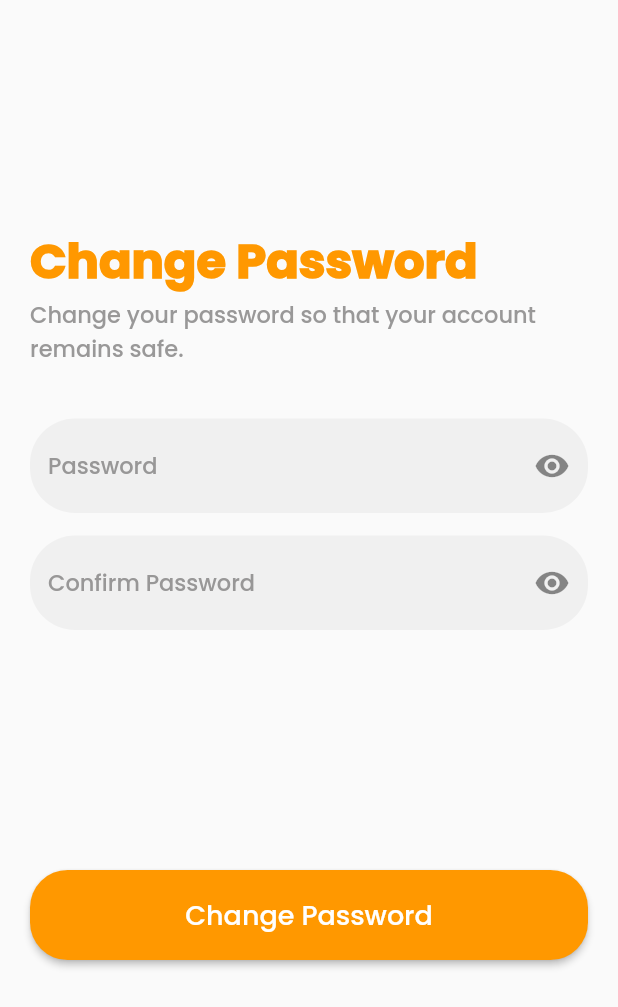
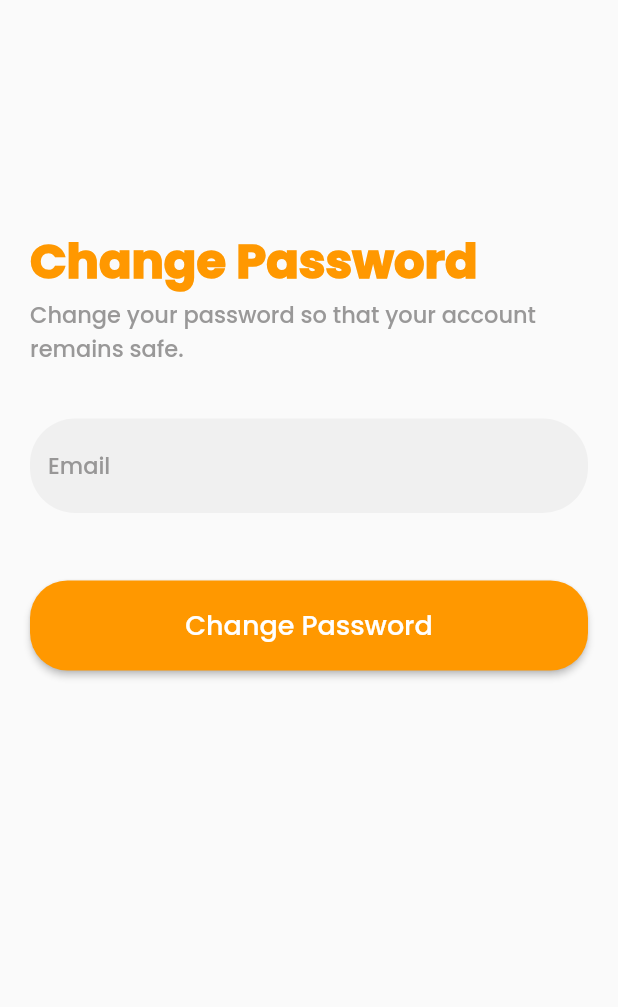
Before and after one commit to nisha-2408/Feedie, a Flutter app: the ForgotPassword screen opened by its route, after a tap on "Change Password", on a phone screen of 412 x 824 dp. Shown: the top 1007 px of the screen. Run offline on Flutter 3.47's test engine with Material 2 defaults, Android fonts, the phone set to English and light mode, and no system bars; our stand-ins replace firebase_auth, firebase_core, google_sign_in, shared_preferences; missing offline and left inert: regexed_validator; accounts and stored records are empty.

Commit message:
forgot password done

```diff
--- a/lib/screens/forgot_password_screen.dart
+++ b/lib/screens/forgot_password_screen.dart
@@ -1,6 +1,8 @@
 // ignore_for_file: prefer_const_constructors, prefer_const_constructors_in_immutables, must_be_immutable, unused_field, body_might_complete_normally_nullable
 
+import 'package:firebase_auth/firebase_auth.dart';
 import 'package:flutter/material.dart';
+import 'package:regexed_validator/regexed_validator.dart';
 
 class ForgotPassword extends StatefulWidget {
   ForgotPassword({super.key});
@@ -11,22 +13,59 @@ class ForgotPassword extends StatefulWidget {
 
 class _ForgotPasswordState extends State<ForgotPassword> {
   var notShowPass = true;
-  var notShowCPass = true;
+
+  String email = "";
 
   String password = "";
 
-  String confirmPassword = "";
+  final _form = GlobalKey<FormState>();
 
-  final _form = GlobalKey<FormState>();
+  void _showErrorDialog(String message, bool isSuccess) {
+    showDialog(
+      context: context,
+      builder: (ctx) => AlertDialog(
+        title: isSuccess ? Text("Success!") : Text('An Error Occurred!'),
+        content: Text(message),
+        actions: <Widget>[
+          TextButton(
+            child: Text('Okay'),
+            onPressed: () {
+              Navigator.of(ctx).pop();
+            },
+          )
+        ],
+      ),
+    );
+  }
+
+  Future submitData() async {
+    // ignore: unnecessary_null_comparison
+    final isValid = _form.currentState!.validate();
+    if (!isValid) {
+      return;
+    }
+    _form.currentState!.save();
+    try {
+      final response =
+          await FirebaseAuth.instance.sendPasswordResetEmail(email: email);
+      _showErrorDialog(
+          "Password reset email has been sent your registered mail!! After resetting the password please login", true);
+    } catch (error) {
+      _showErrorDialog("No user with $email was found!!", false);
+    }
+    _form.currentState!.reset();
+    //Navigator.pushNamed(context, '/home');
+  }
 
   @override
   Widget build(BuildContext context) {
     return Scaffold(
-        body: SingleChildScrollView(
-      child: Container(
-        margin: EdgeInsets.symmetric(vertical: 150, horizontal: 20),
-        child: Form(
-          child: Column(
+      body: SingleChildScrollView(
+        child: Container(
+          margin: EdgeInsets.symmetric(vertical: 150, horizontal: 20),
+          child: Form(
+            key: _form,
+            child: Column(
               //mainAxisAlignment: MainAxisAlignment.spaceAround,
               children: [
                 Align(
@@ -43,29 +82,13 @@ class _ForgotPasswordState extends State<ForgotPassword> {
                   height: 35,
                 ),
                 TextFormField(
-                  obscureText: notShowPass,
-                  enableSuggestions: false,
-                  autocorrect: false,
                   decoration: InputDecoration(
-                    suffixIcon: IconButton(
-                      icon: Icon(notShowPass
-                          ? Icons.visibility
-                          : Icons.visibility_off),
-                      onPressed: () {
-                        setState(() {
-                          notShowPass = !notShowPass;
-                        });
-                      },
-                      style: ButtonStyle(
-                          foregroundColor: MaterialStateProperty.all<Color>(
-                              Theme.of(context).colorScheme.primary)),
-                    ),
                     errorStyle: TextStyle(
                       fontWeight: FontWeight.normal,
                       fontSize: 8.0,
                     ),
                     hintStyle: Theme.of(context).textTheme.bodyText1,
-                    hintText: 'Password',
+                    hintText: 'Email',
                     filled: true,
                     border: OutlineInputBorder(
                       borderRadius: BorderRadius.all(
@@ -76,67 +99,23 @@ class _ForgotPasswordState extends State<ForgotPassword> {
                   ),
                   textInputAction: TextInputAction.next,
                   validator: ((value) {
-                    if (value == null ||
-                        value.length < 8 ||
-                        value.length > 12) {
-                      return "Password must contain 8-12 characters!";
+                    if (!validator.email(value!) || value == null) {
+                      return "Please enter a valid email!";
                     }
+                    return null;
                   }),
                   onSaved: ((newValue) {
-                    password = newValue!;
+                    email = newValue!;
                   }),
                 ),
                 SizedBox(
                   height: 15,
                 ),
-                TextFormField(
-                  obscureText: notShowCPass,
-                  enableSuggestions: false,
-                  autocorrect: false,
-                  decoration: InputDecoration(
-                    suffixIcon: IconButton(
-                      icon: Icon(notShowCPass
-                          ? Icons.visibility
-                          : Icons.visibility_off),
-                      onPressed: () {
-                        setState(() {
-                          notShowCPass = !notShowCPass;
-                        });
-                      },
-                      style: ButtonStyle(
-                          foregroundColor: MaterialStateProperty.all<Color>(
-                              Theme.of(context).colorScheme.primary)),
-                    ),
-                    errorStyle: TextStyle(
-                      fontWeight: FontWeight.normal,
-                      fontSize: 8.0,
-                    ),
-                    hintStyle: Theme.of(context).textTheme.bodyText1,
-                    hintText: 'Confirm Password',
-                    filled: true,
-                    border: OutlineInputBorder(
-                      borderRadius: BorderRadius.all(
-                        Radius.circular(30),
-                      ),
-                      borderSide: BorderSide.none,
-                    ),
-                  ),
-                  validator: ((value) {
-                    if (value == null ||
-                        value.length < 8 ||
-                        value.length > 12) {
-                      return "Password must contain 8-12 characters!";
-                    }
-                  }),
-                  onSaved: ((newValue) {
-                    confirmPassword = newValue!;
-                  }),
-                ),
                 SizedBox(
                   height: 5,
                 ),
                 SizedBox(
-                  height: 155,
+                  height: 25,
                 ),
                 SizedBox(
                   width: double.infinity,
@@ -148,15 +127,17 @@ class _ForgotPasswordState extends State<ForgotPassword> {
                                   RoundedRectangleBorder(
                         borderRadius: BorderRadius.circular(25),
                       ))),
-                      onPressed: () {},
+                      onPressed: submitData,
                       child: Text(
                         "Change Password",
                         style: TextStyle(fontSize: 18, fontFamily: 'Poppins'),
                       )),
                 ),
-              ]),
+              ],
+            ),
+          ),
         ),
       ),
-    ));
+    );
   }
 }
```
Also changed, not shown: lib/providers/auth.dart (+7 -1 lines).
